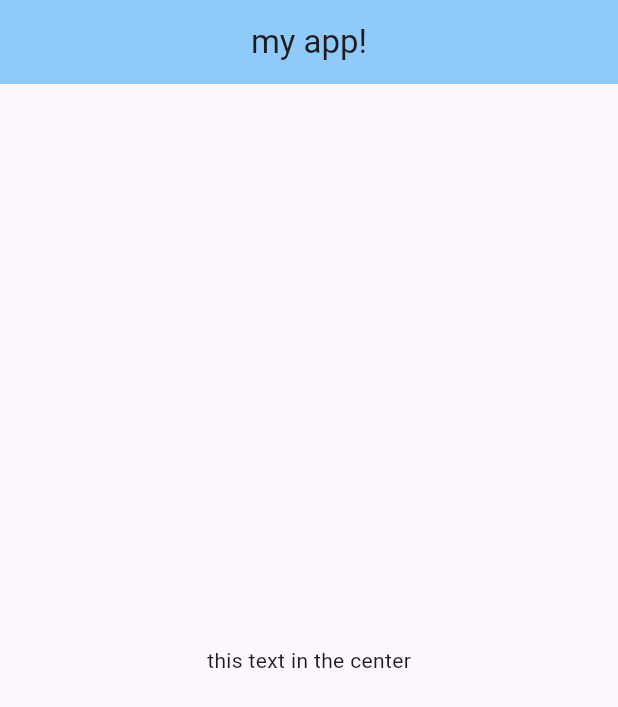
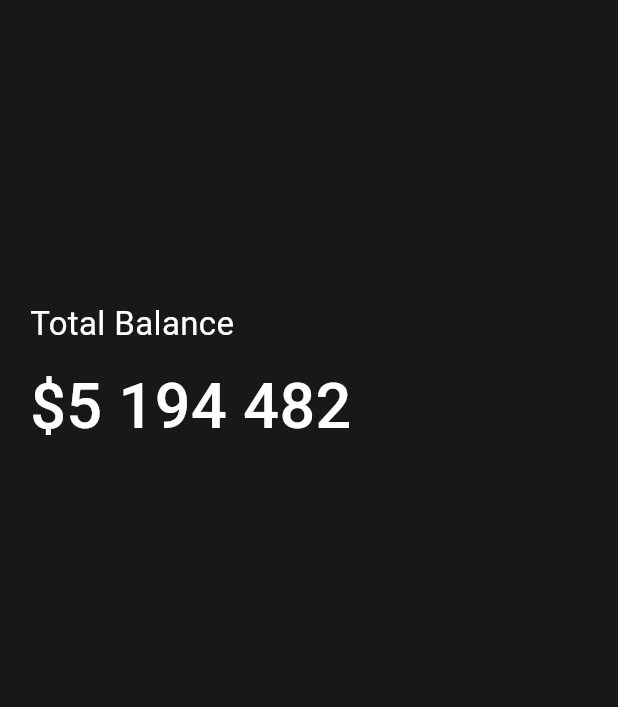
Before and after one commit to skykkm0810/flutter-dart-, a Flutter app: the screen it shows after launch, on a phone screen of 412 x 824 dp. Shown: the top 707 px of the screen. Run offline on Flutter 3.47's test engine with Material 3 defaults, Android fonts, the phone set to English and light mode, and no system bars.

Commit message:
align box & setting vscode + 깃 커밋 잘못해서 날려먹음 ㅠㅠ 일부만 생존

```diff
--- a/nomad_flix/lib/main.dart
+++ b/nomad_flix/lib/main.dart
@@ -7,22 +7,48 @@ class Player {
 
 void main() {
   var robin = Player();
-  runApp(App());
+  runApp(const App());
 }
 
 class App extends StatelessWidget {
+  const App({super.key});
+
   @override
   Widget build(BuildContext context) {
-    return MaterialApp(
-      home: Scaffold(
-          appBar: AppBar(
-            centerTitle: true,
-            backgroundColor: Colors.blue[200],
-            title: Text('my app!'),
-          ),
-          body: Center(
-            child: Text('this text in the center'),
-          )),
-    );
+    return const MaterialApp(
+        home: Scaffold(
+      backgroundColor: Color(0xFF181818),
+      body: Padding(
+        padding: EdgeInsets.symmetric(
+          horizontal: 20,
+        ),
+        child: Column(
+          crossAxisAlignment: CrossAxisAlignment.start,
+          children: [
+            SizedBox(height: 80),
+            Row(),
+            SizedBox(height: 120),
+            Text(
+              'Total Balance',
+              style: TextStyle(fontSize: 22, color: Colors.white),
+            ),
+            SizedBox(
+              height: 10,
+            ),
+            Text(
+              "\$5 194 482",
+              style: TextStyle(
+                fontSize: 42,
+                fontWeight: FontWeight.w500,
+                color: Colors.white,
+              ),
+            ),
+            SizedBox(
+              height: 30,
+            )
+          ],
+        ),
+      ),
+    ));
   }
 }
```
